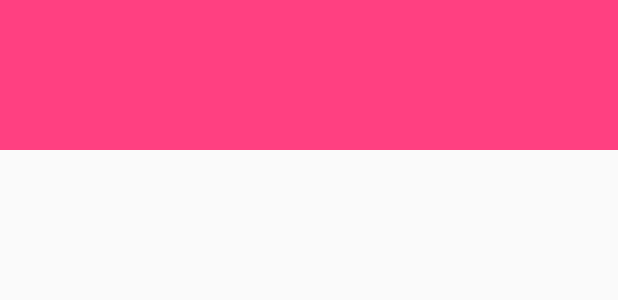
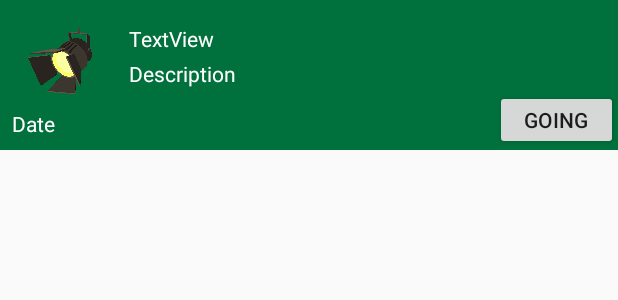
Before and after one commit to FridayAfternoon4155/CampusSpotlight, an Android app: the layout event_item.xml on its own in the app's theme, with its tools: preview values and no code run, on a phone screen of 412 x 824 dp. Shown: the top 300 px of the screen. Run offline under Robolectric (Android 15) with nearby library versions, the light colour scheme and no system bars.

Commit message:
Created some fragments, changed the color of the event item and completed design on that part (image may not be needed). A few other things.

```diff
--- a/app/build.gradle
+++ b/app/build.gradle
@@ -35,6 +35,8 @@
     implementation 'com.android.support.constraint:constraint-layout:1.1.3'
     implementation 'com.android.support:support-vector-drawable:27.1.1'
     implementation 'com.google.firebase:firebase-messaging:17.3.2'
+    implementation 'com.android.support:support-v4:27.1.1'
+    implementation 'com.android.support:recyclerview-v7:27.1.1'
     testImplementation 'junit:junit:4.12'
     androidTestImplementation 'com.android.support.test:runner:1.0.2'
     androidTestImplementation 'com.android.support.test.espresso:espresso-core:3.0.2'
--- /dev/null
+++ b/app/src/main/res/drawable/ic_person_black_24dp.xml
@@ -0,0 +1,5 @@
+<vector android:height="24dp" android:tint="#424242"
+    android:viewportHeight="24.0" android:viewportWidth="24.0"
+    android:width="24dp" xmlns:android="http://schemas.android.com/apk/res/android">
+    <path android:fillColor="#FF000000" android:pathData="M12,12c2.21,0 4,-1.79 4,-4s-1.79,-4 -4,-4 -4,1.79 -4,4 1.79,4 4,4zM12,14c-2.67,0 -8,1.34 -8,4v2h16v-2c0,-2.66 -5.33,-4 -8,-4z"/>
+</vector>
--- a/app/src/main/res/layout/event_item.xml
+++ b/app/src/main/res/layout/event_item.xml
@@ -1,7 +1,60 @@
 <?xml version="1.0" encoding="utf-8"?>
 <android.support.constraint.ConstraintLayout
-    xmlns:android="http://schemas.android.com/apk/res/android" android:layout_width="match_parent"
+    xmlns:android="http://schemas.android.com/apk/res/android"
+    xmlns:app="http://schemas.android.com/apk/res-auto"
+    xmlns:tools="http://schemas.android.com/tools"
+    android:layout_width="match_parent"
     android:layout_height="100dp"
-    android:background="@color/colorAccent">
+    android:background="#00703C">
 
+    <ImageView
+        android:id="@+id/ImageView"
+        android:layout_width="50dp"
+        android:layout_height="50dp"
+        android:layout_marginStart="16dp"
+        android:layout_marginTop="16dp"
+        app:layout_constraintStart_toStartOf="parent"
+        app:layout_constraintTop_toTopOf="parent"
+        app:srcCompat="@drawable/campusspotlighticonround" />
+
+    <TextView
+        android:id="@+id/textViewTitle"
+        android:layout_width="wrap_content"
+        android:layout_height="wrap_content"
+        android:layout_marginStart="20dp"
+        android:layout_marginTop="16dp"
+        android:text="TextView"
+        android:textColor="@android:color/white"
+        app:layout_constraintStart_toEndOf="@+id/ImageView"
+        app:layout_constraintTop_toTopOf="parent" />
+
+    <TextView
+        android:id="@+id/textViewDate"
+        android:layout_width="wrap_content"
+        android:layout_height="wrap_content"
+        android:layout_marginStart="8dp"
+        android:layout_marginBottom="8dp"
+        android:text="Date"
+        android:textColor="@android:color/white"
+        app:layout_constraintBottom_toBottomOf="parent"
+        app:layout_constraintStart_toStartOf="parent" />
+
+    <TextView
+        android:id="@+id/textViewDescription"
+        android:layout_width="214dp"
+        android:layout_height="48dp"
+        android:layout_marginStart="20dp"
+        android:layout_marginTop="4dp"
+        android:text="Description"
+        android:textColor="@android:color/white"
+        app:layout_constraintStart_toEndOf="@+id/ImageView"
+        app:layout_constraintTop_toBottomOf="@+id/textViewTitle" />
+
+    <Button
+        android:id="@+id/GoingButton"
+        android:layout_width="82dp"
+        android:layout_height="40dp"
+        android:text="Going"
+        app:layout_constraintBottom_toBottomOf="parent"
+        app:layout_constraintEnd_toEndOf="parent" />
 </android.support.constraint.ConstraintLayout>
--- a/app/src/main/res/values/dimens.xml
+++ b/app/src/main/res/values/dimens.xml
@@ -2,4 +2,5 @@
     <!-- Default screen margins, per the Android Design guidelines. -->
     <dimen name="activity_horizontal_margin">16dp</dimen>
     <dimen name="activity_vertical_margin">16dp</dimen>
+    <dimen name="text_margin">16dp</dimen>
 </resources>
--- a/app/src/main/res/values/strings.xml
+++ b/app/src/main/res/values/strings.xml
@@ -17,4 +17,8 @@
     <string name="student_life">Student-Life</string>
     <string name="fcm_message">FCM Message</string>
     <string name="default_notification_channel_id">fcm_default_channel</string>
+    <string name="title_profile">Profile</string>
+
+    <!-- TODO: Remove or change this placeholder text -->
+    <string name="hello_blank_fragment">Hello blank fragment</string>
 </resources>
```
Also changed, not shown: app/src/main/java/com/fridayafternoon/campusspotlight/EventHomeFragment.java (added, +109 -0 lines), app/src/main/java/com/fridayafternoon/campusspotlight/MainActivity.java (+2 -5 lines), app/src/main/java/com/fridayafternoon/campusspotlight/MyEventRecyclerViewAdapter.java (added, +77 -0 lines), app/src/main/java/com/fridayafternoon/campusspotlight/ProfileFragment.java (added, +108 -0 lines), app/src/main/java/com/fridayafternoon/campusspotlight/dummy/DummyContent.java (added, +72 -0 lines), app/src/main/res/layout/activity_main.xml (+0 -10 lines), app/src/main/res/layout/fragment_event.xml (added, +20 -0 lines), app/src/main/res/layout/fragment_event_list.xml (added, +14 -0 lines), app/src/main/res/layout/fragment_profile.xml (added, +14 -0 lines), app/src/main/res/menu/bottom_navigation_menu.xml (+3 -7 lines).
